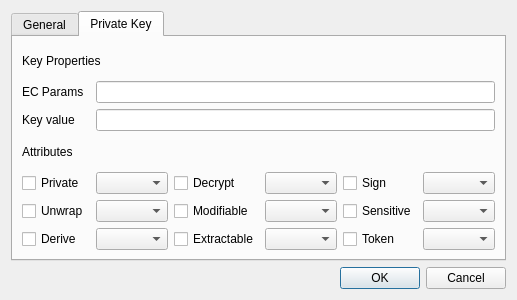
First picture: the form in HsmMan/create_ec_pri_key_dlg.ui, repository jykim74/CryptokiMan, before the edit.
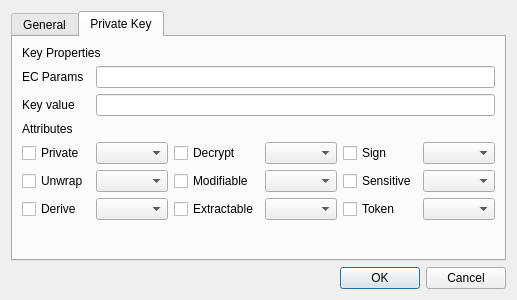
Second picture: the form after the edit. The open tabs and pages were chosen to show the change.

What changed in the file:
```diff
--- a/HsmMan/create_ec_pri_key_dlg.ui
+++ b/HsmMan/create_ec_pri_key_dlg.ui
@@ -121,51 +121,19 @@
        <string>Private Key</string>
       </attribute>
       <layout class="QGridLayout" name="gridLayout_2">
-       <item row="3" column="0">
-        <widget class="QLabel" name="label_12">
-         <property name="text">
-          <string>Attributes</string>
-         </property>
-        </widget>
+       <item row="5" column="5">
+        <widget class="QComboBox" name="mSensitiveCombo"/>
        </item>
-       <item row="5" column="0">
-        <widget class="QCheckBox" name="checkBox_2">
-         <property name="text">
-          <string>Unwrap</string>
-         </property>
-        </widget>
-       </item>
-       <item row="4" column="4">
-        <widget class="QCheckBox" name="checkBox_5">
-         <property name="text">
-          <string>Sign</string>
-         </property>
-        </widget>
-       </item>
-       <item row="2" column="0">
-        <widget class="QLabel" name="label_11">
-         <property name="text">
-          <string>Key value</string>
-         </property>
-        </widget>
+       <item row="1" column="1" colspan="5">
+        <widget class="QLineEdit" name="mECPramsText"/>
        </item>
        <item row="4" column="1">
         <widget class="QComboBox" name="comboBox_2"/>
        </item>
-       <item row="4" column="3">
-        <widget class="QComboBox" name="comboBox_3"/>
-       </item>
-       <item row="6" column="0">
-        <widget class="QCheckBox" name="checkBox_3">
+       <item row="0" column="0" colspan="2">
+        <widget class="QLabel" name="label_9">
          <property name="text">
-          <string>Derive</string>
-         </property>
-        </widget>
-       </item>
-       <item row="4" column="0">
-        <widget class="QCheckBox" name="checkBox">
-         <property name="text">
-          <string>Private</string>
+          <string>Key Properties</string>
          </property>
         </widget>
        </item>
@@ -176,41 +144,6 @@
          </property>
         </widget>
        </item>
-       <item row="4" column="2">
-        <widget class="QCheckBox" name="checkBox_4">
-         <property name="text">
-          <string>Decrypt</string>
-         </property>
-        </widget>
-       </item>
-       <item row="4" column="5">
-        <widget class="QComboBox" name="comboBox_4"/>
-       </item>
-       <item row="5" column="1">
-        <widget class="QComboBox" name="comboBox_5"/>
-       </item>
-       <item row="6" column="1">
-        <widget class="QComboBox" name="comboBox_6"/>
-       </item>
-       <item row="5" column="3">
-        <widget class="QComboBox" name="comboBox_7"/>
-       </item>
-       <item row="6" column="3">
-        <widget class="QComboBox" name="comboBox_8"/>
-       </item>
-       <item row="5" column="5">
-        <widget class="QComboBox" name="comboBox_9"/>
-       </item>
-       <item row="6" column="5">
-        <widget class="QComboBox" name="comboBox_10"/>
-       </item>
-       <item row="5" column="2">
-        <widget class="QCheckBox" name="checkBox_6">
-         <property name="text">
-          <string>Modifiable</string>
-         </property>
-        </widget>
-       </item>
        <item row="6" column="2">
         <widget class="QCheckBox" name="checkBox_7">
          <property name="text">
@@ -218,10 +151,13 @@
          </property>
         </widget>
        </item>
-       <item row="5" column="4">
-        <widget class="QCheckBox" name="checkBox_8">
+       <item row="5" column="3">
+        <widget class="QComboBox" name="mModifiableCombo"/>
+       </item>
+       <item row="4" column="0">
+        <widget class="QCheckBox" name="mPrivateCheck">
          <property name="text">
-          <string>Sensitive</string>
+          <string>Private</string>
          </property>
         </widget>
        </item>
@@ -232,19 +168,96 @@
          </property>
         </widget>
        </item>
-       <item row="1" column="1" colspan="5">
-        <widget class="QLineEdit" name="lineEdit_7"/>
+       <item row="6" column="0">
+        <widget class="QCheckBox" name="mDeriveCheck">
+         <property name="text">
+          <string>Derive</string>
+         </property>
+        </widget>
+       </item>
+       <item row="5" column="1">
+        <widget class="QComboBox" name="mUnwrapCombo"/>
+       </item>
+       <item row="5" column="4">
+        <widget class="QCheckBox" name="mSensitiveCheck">
+         <property name="text">
+          <string>Sensitive</string>
+         </property>
+        </widget>
+       </item>
+       <item row="2" column="0">
+        <widget class="QLabel" name="label_11">
+         <property name="text">
+          <string>Key value</string>
+         </property>
+        </widget>
+       </item>
+       <item row="5" column="2">
+        <widget class="QCheckBox" name="mModifiableCheck">
+         <property name="text">
+          <string>Modifiable</string>
+         </property>
+        </widget>
+       </item>
+       <item row="4" column="5">
+        <widget class="QComboBox" name="mSignCombo"/>
+       </item>
+       <item row="4" column="3">
+        <widget class="QComboBox" name="mDecryptCombo"/>
+       </item>
+       <item row="3" column="0">
+        <widget class="QLabel" name="label_12">
+         <property name="text">
+          <string>Attributes</string>
+         </property>
+        </widget>
+       </item>
+       <item row="6" column="3">
+        <widget class="QComboBox" name="mExtractableCombo"/>
        </item>
        <item row="2" column="1" colspan="5">
         <widget class="QLineEdit" name="lineEdit_8"/>
        </item>
-       <item row="0" column="0" colspan="2">
-        <widget class="QLabel" name="label_9">
+       <item row="4" column="4">
+        <widget class="QCheckBox" name="mSignCheck">
          <property name="text">
-          <string>Key Properties</string>
+          <string>Sign</string>
          </property>
         </widget>
        </item>
+       <item row="6" column="5">
+        <widget class="QComboBox" name="mTokenCombo"/>
+       </item>
+       <item row="6" column="1">
+        <widget class="QComboBox" name="mDeriveCombo"/>
+       </item>
+       <item row="4" column="2">
+        <widget class="QCheckBox" name="mDecryptCheck">
+         <property name="text">
+          <string>Decrypt</string>
+         </property>
+        </widget>
+       </item>
+       <item row="5" column="0">
+        <widget class="QCheckBox" name="mUnwrapCheck">
+         <property name="text">
+          <string>Unwrap</string>
+         </property>
+        </widget>
+       </item>
+       <item row="7" column="0">
+        <spacer name="verticalSpacer_2">
+         <property name="orientation">
+          <enum>Qt::Vertical</enum>
+         </property>
+         <property name="sizeHint" stdset="0">
+          <size>
+           <width>20</width>
+           <height>40</height>
+          </size>
+         </property>
+        </spacer>
+       </item>
       </layout>
      </widget>
     </widget>
```
Left out of the diff: 26 changed lines with no effect on the pictures.
